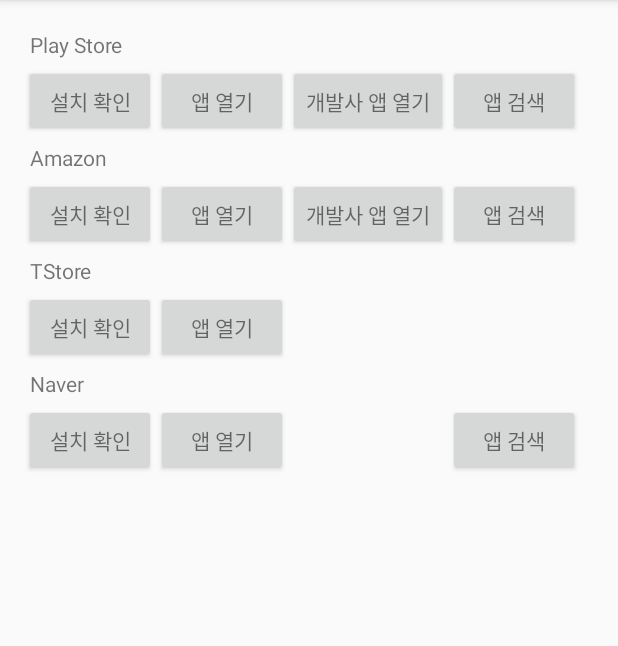
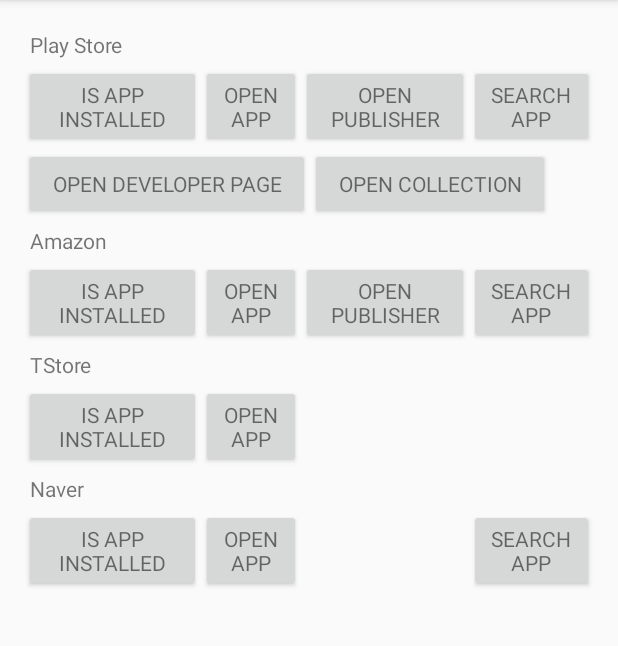
Before and after one commit to mcsong/AppStoreLibrary, an Android app: the screen it shows after launch (MainActivity), on a phone screen of 412 x 824 dp, the part 84-730 px from its top. Run offline under Robolectric (Android 15) with nearby library versions, the phone set to English and light mode, and no system bars.

Commit message:
update to 1.0.6

```diff
--- a/Demo/build.gradle
+++ b/Demo/build.gradle
@@ -1,8 +1,8 @@
 apply plugin: 'com.android.application'
 
 android {
-	compileSdkVersion 24
-	buildToolsVersion "24.0.1"
+	compileSdkVersion 25
+	buildToolsVersion "25.0.3"
 
 	defaultConfig {
 		applicationId "net.sjava.appstore.demo"
@@ -26,5 +26,5 @@ android {
 dependencies {
 	compile fileTree(dir: 'libs', include: ['*.jar'])
 	compile project(':Library')
-	compile 'com.android.support:appcompat-v7:24.2.0'
+	compile 'com.android.support:appcompat-v7:25.4.0'
 }
--- a/Demo/src/main/java/net/sjava/appstore/demo/MainActivity.java
+++ b/Demo/src/main/java/net/sjava/appstore/demo/MainActivity.java
@@ -41,6 +41,9 @@ public class MainActivity extends ActionBarActivity {
 		Button btn03 = (Button)findViewById(R.id.play_button_03);
 		Button btn04 = (Button)findViewById(R.id.play_button_04);
 
+		Button btn05 = (Button)findViewById(R.id.play_button_05);
+		Button btn06 = (Button)findViewById(R.id.play_button_06);
+
 		btn01.setOnClickListener(new View.OnClickListener() {
 			@Override
 			public void onClick(View v) {
@@ -72,6 +75,37 @@ public class MainActivity extends ActionBarActivity {
 				appStore.searchApp(ctx, "gmail");
 			}
 		});
+
+		btn05.setOnClickListener(new View.OnClickListener() {
+			@Override
+			public void onClick(View v) {
+				appStore = PlayAppStore.newInstance();
+				((PlayAppStore)appStore).openDeveloperPage(ctx, "developerId");
+
+			}
+		});
+
+		btn06.setOnClickListener(new View.OnClickListener() {
+			@Override
+			public void onClick(View v) {
+				appStore = PlayAppStore.newInstance();
+				//Staff Picks (Featured)
+				/*
+				Collection	collection_name
+				Staff Picks (Featured)	featured
+				Top Paid	topselling_paid
+				Top Free	topselling_free
+				Top New Free	topselling_new_free
+				Top New Paid	topselling_new_paid
+				Top Grossing	topgrossing
+				Trending	movers_shakers
+				*/
+				//((PlayAppStore)appStore).openCollectionApps(ctx, "featured");
+				((PlayAppStore)appStore).openCollectionApps(ctx, "topgrossing");
+
+			}
+		});
+
 	}
 
 	private void initAmazonAppStore() {
--- a/Demo/src/main/res/layout/activity_main.xml
+++ b/Demo/src/main/res/layout/activity_main.xml
@@ -25,36 +25,69 @@
 		<LinearLayout
 			android:orientation="horizontal"
 			android:layout_width="match_parent"
-			android:layout_height="wrap_content">
+			android:layout_height="wrap_content"
+			android:weightSum="10.0">
+
 			<Button
 				android:layout_width="wrap_content"
 				android:layout_height="wrap_content"
 				android:text="@string/lbl_check_app_installed"
 				android:id="@+id/play_button_01"
+				android:layout_weight="2.5"
+				android:ellipsize="middle"
 				style="@style/Base.TextAppearance.AppCompat.Small"/>
 
 			<Button
 				android:layout_width="wrap_content"
 				android:layout_height="wrap_content"
 				android:text="@string/lbl_open_app"
+				android:layout_weight="2.5"
 				android:id="@+id/play_button_02"
-
+				android:ellipsize="middle"
 				style="@style/Base.TextAppearance.AppCompat.Small"/>
 
 			<Button
 				android:layout_width="wrap_content"
 				android:layout_height="wrap_content"
 				android:text="@string/lbl_open_publisher_apps"
+				android:layout_weight="2.5"
 				android:id="@+id/play_button_03"
+				android:ellipsize="middle"
 				style="@style/Base.TextAppearance.AppCompat.Small"/>
 
 			<Button
 				android:layout_width="wrap_content"
 				android:layout_height="wrap_content"
 				android:text="@string/lbl_search_app"
+				android:layout_weight="2.5"
 				android:id="@+id/play_button_04"
+				android:ellipsize="middle"
 				style="@style/Base.TextAppearance.AppCompat.Small"/>
 
+		</LinearLayout>
+
+		<LinearLayout
+		android:orientation="horizontal"
+		android:layout_width="match_parent"
+		android:layout_height="wrap_content"
+		android:weightSum="10.0">
+			<Button
+				android:layout_width="wrap_content"
+				android:layout_height="wrap_content"
+				android:text="@string/lbl_developer_page"
+				android:id="@+id/play_button_05"
+				android:layout_weight="2.5"
+				android:ellipsize="middle"
+				style="@style/Base.TextAppearance.AppCompat.Small"/>
+
+			<Button
+				android:layout_width="wrap_content"
+				android:layout_height="wrap_content"
+				android:text="@string/lbl_open_collection"
+				android:layout_weight="2.5"
+				android:id="@+id/play_button_06"
+				android:ellipsize="middle"
+				style="@style/Base.TextAppearance.AppCompat.Small"/>
 		</LinearLayout>
 
 		<TextView
@@ -67,11 +100,14 @@
 		<LinearLayout
 			android:orientation="horizontal"
 			android:layout_width="match_parent"
-			android:layout_height="wrap_content">
+			android:layout_height="wrap_content"
+			android:weightSum="10.0">
 			<Button
 				android:layout_width="wrap_content"
 				android:layout_height="wrap_content"
 				android:text="@string/lbl_check_app_installed"
+				android:layout_weight="2.5"
+				android:ellipsize="middle"
 				android:id="@+id/amazon_button_01"
 				style="@style/Base.TextAppearance.AppCompat.Small"/>
 
@@ -79,6 +115,8 @@
 				android:layout_width="wrap_content"
 				android:layout_height="wrap_content"
 				android:text="@string/lbl_open_app"
+				android:layout_weight="2.5"
+				android:ellipsize="middle"
 				android:id="@+id/amazon_button_02"
 				style="@style/Base.TextAppearance.AppCompat.Small"/>
 
@@ -86,6 +124,8 @@
 				android:layout_width="wrap_content"
 				android:layout_height="wrap_content"
 				android:text="@string/lbl_open_publisher_apps"
+				android:layout_weight="2.5"
+				android:ellipsize="middle"
 				android:id="@+id/amazon_button_03"
 				style="@style/Base.TextAppearance.AppCompat.Small"/>
 
@@ -93,6 +133,8 @@
 				android:layout_width="wrap_content"
 				android:layout_height="wrap_content"
 				android:text="@string/lbl_search_app"
+				android:layout_weight="2.5"
+				android:ellipsize="middle"
 				android:id="@+id/amazon_button_04"
 				style="@style/Base.TextAppearance.AppCompat.Small"/>
 
@@ -102,16 +144,18 @@
 			android:layout_width="wrap_content"
 			android:layout_height="wrap_content"
 			android:layout_margin="4dp"
-			android:text="TStore"
-			/>
+			android:text="TStore" />
 		<LinearLayout
 			android:orientation="horizontal"
 			android:layout_width="match_parent"
-			android:layout_height="wrap_content">
+			android:layout_height="wrap_content"
+			android:weightSum="10.0">
 			<Button
 				android:layout_width="wrap_content"
 				android:layout_height="wrap_content"
 				android:text="@string/lbl_check_app_installed"
+				android:layout_weight="2.5"
+				android:ellipsize="middle"
 				android:id="@+id/tstore_button_01"
 				style="@style/Base.TextAppearance.AppCompat.Small"/>
 
@@ -119,6 +163,8 @@
 				android:layout_width="wrap_content"
 				android:layout_height="wrap_content"
 				android:text="@string/lbl_open_app"
+				android:layout_weight="2.5"
+				android:ellipsize="middle"
 				android:id="@+id/tstore_button_02"
 				style="@style/Base.TextAppearance.AppCompat.Small"/>
 
@@ -126,6 +172,8 @@
 				android:layout_width="wrap_content"
 				android:layout_height="wrap_content"
 				android:text="@string/lbl_open_publisher_apps"
+				android:layout_weight="2.5"
+				android:ellipsize="middle"
 				android:id="@+id/tstore_button_03"
 				style="@style/Base.TextAppearance.AppCompat.Small"/>
 
@@ -133,6 +181,8 @@
 				android:layout_width="wrap_content"
 				android:layout_height="wrap_content"
 				android:text="@string/lbl_search_app"
+				android:layout_weight="2.5"
+				android:ellipsize="middle"
 				android:id="@+id/tstore_button_04"
 				style="@style/Base.TextAppearance.AppCompat.Small"/>
 
@@ -147,11 +197,14 @@
 		<LinearLayout
 			android:orientation="horizontal"
 			android:layout_width="match_parent"
-			android:layout_height="wrap_content">
+			android:layout_height="wrap_content"
+			android:weightSum="10.0">
 			<Button
 				android:layout_width="wrap_content"
 				android:layout_height="wrap_content"
 				android:text="@string/lbl_check_app_installed"
+				android:layout_weight="2.5"
+				android:ellipsize="middle"
 				android:id="@+id/naver_button_01"
 				style="@style/Base.TextAppearance.AppCompat.Small"/>
 
@@ -159,6 +212,8 @@
 				android:layout_width="wrap_content"
 				android:layout_height="wrap_content"
 				android:text="@string/lbl_open_app"
+				android:layout_weight="2.5"
+				android:ellipsize="middle"
 				android:id="@+id/naver_button_02"
 				style="@style/Base.TextAppearance.AppCompat.Small"/>
 
@@ -166,6 +221,8 @@
 				android:layout_width="wrap_content"
 				android:layout_height="wrap_content"
 				android:text="@string/lbl_open_publisher_apps"
+				android:layout_weight="2.5"
+				android:ellipsize="middle"
 				android:id="@+id/naver_button_03"
 				style="@style/Base.TextAppearance.AppCompat.Small"/>
 
@@ -173,6 +230,8 @@
 				android:layout_width="wrap_content"
 				android:layout_height="wrap_content"
 				android:text="@string/lbl_search_app"
+				android:layout_weight="2.5"
+				android:ellipsize="middle"
 				android:id="@+id/naver_button_04"
 				style="@style/Base.TextAppearance.AppCompat.Small"/>
 
--- a/Demo/src/main/res/values/strings.xml
+++ b/Demo/src/main/res/values/strings.xml
@@ -4,9 +4,13 @@
 	<string name="hello_world">Hello world!</string>
 	<string name="action_settings">Settings</string>
 
-	<string name="lbl_check_app_installed">설치 확인</string>
-	<string name="lbl_open_app">앱 열기</string>
-	<string name="lbl_open_publisher_apps">개발사 앱 열기</string>
-	<string name="lbl_search_app">앱 검색</string>
+	<string name="lbl_check_app_installed">is App installed</string>
+
+	<string name="lbl_open_app">Open app</string>
+	<string name="lbl_open_publisher_apps">Open publisher</string>
+	<string name="lbl_search_app">search App</string>
+
+    <string name="lbl_developer_page">Open developer page</string>
+    <string name="lbl_open_collection">Open collection</string>
 
 </resources>
--- a/build.gradle
+++ b/build.gradle
@@ -7,7 +7,7 @@ buildscript {
 
 	dependencies {
 		//classpath 'com.android.tools.build:gradle:1.1.2'
-		classpath 'com.android.tools.build:gradle:2.1.3'
+		classpath 'com.android.tools.build:gradle:2.3.3'
 		classpath 'com.jfrog.bintray.gradle:gradle-bintray-plugin:1.1'
 		classpath 'com.github.dcendents:android-maven-plugin:1.2'
 		// NOTE: Do not place your application dependencies here; they belong
@@ -18,5 +18,6 @@ buildscript {
 allprojects {
 	repositories {
 		jcenter()
+		maven { url "https://maven.google.com" }
 	}
 }
```
Also changed, not shown: Library/build.gradle (+6 -7 lines), Library/src/main/java/net/sjava/appstore/PlayAppStore.java (+32 -0 lines), gradle/wrapper/gradle-wrapper.properties, 1 other file.
